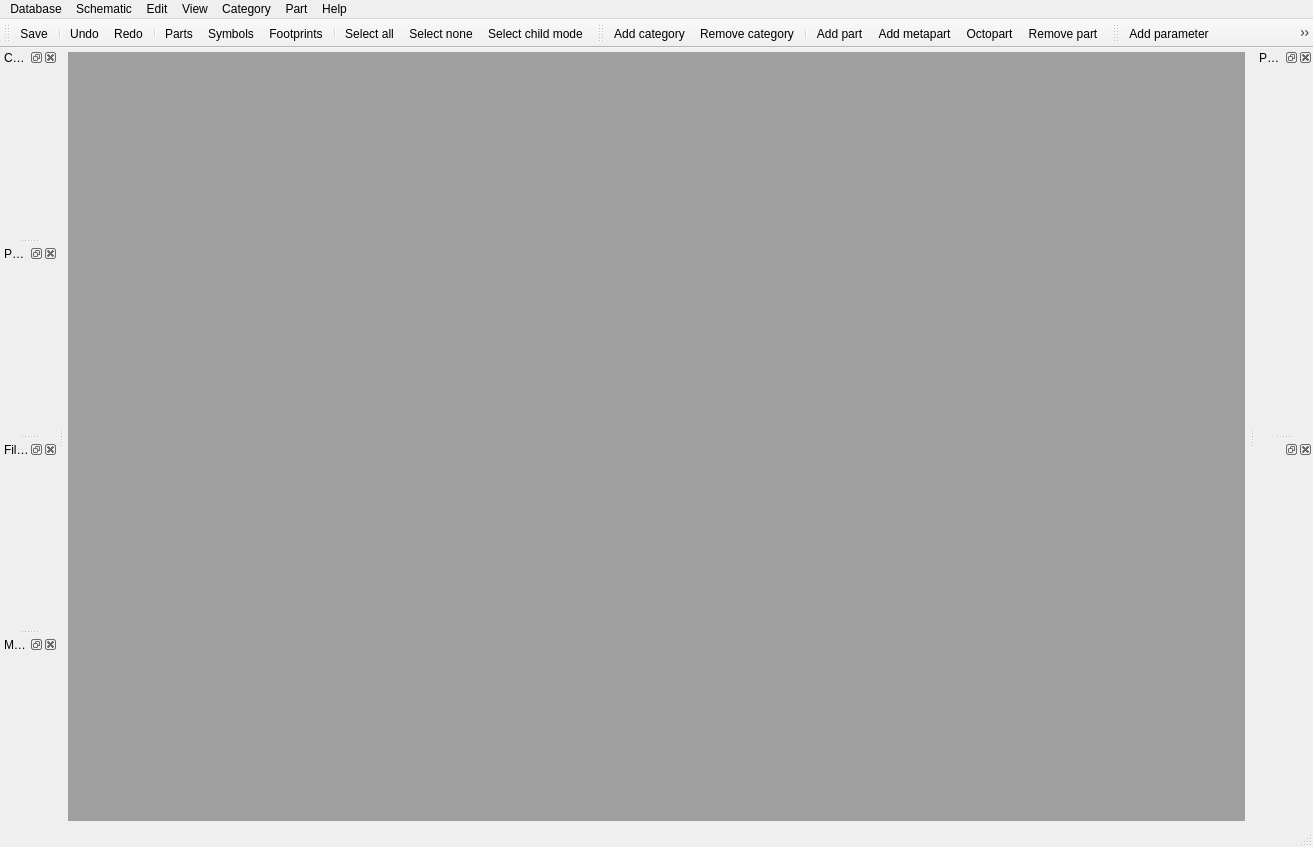
This is kipartman-qt/ui/main_window.ui in turdusmerula/kipartman as Qt 5 draws it before an edit. The edited form follows.
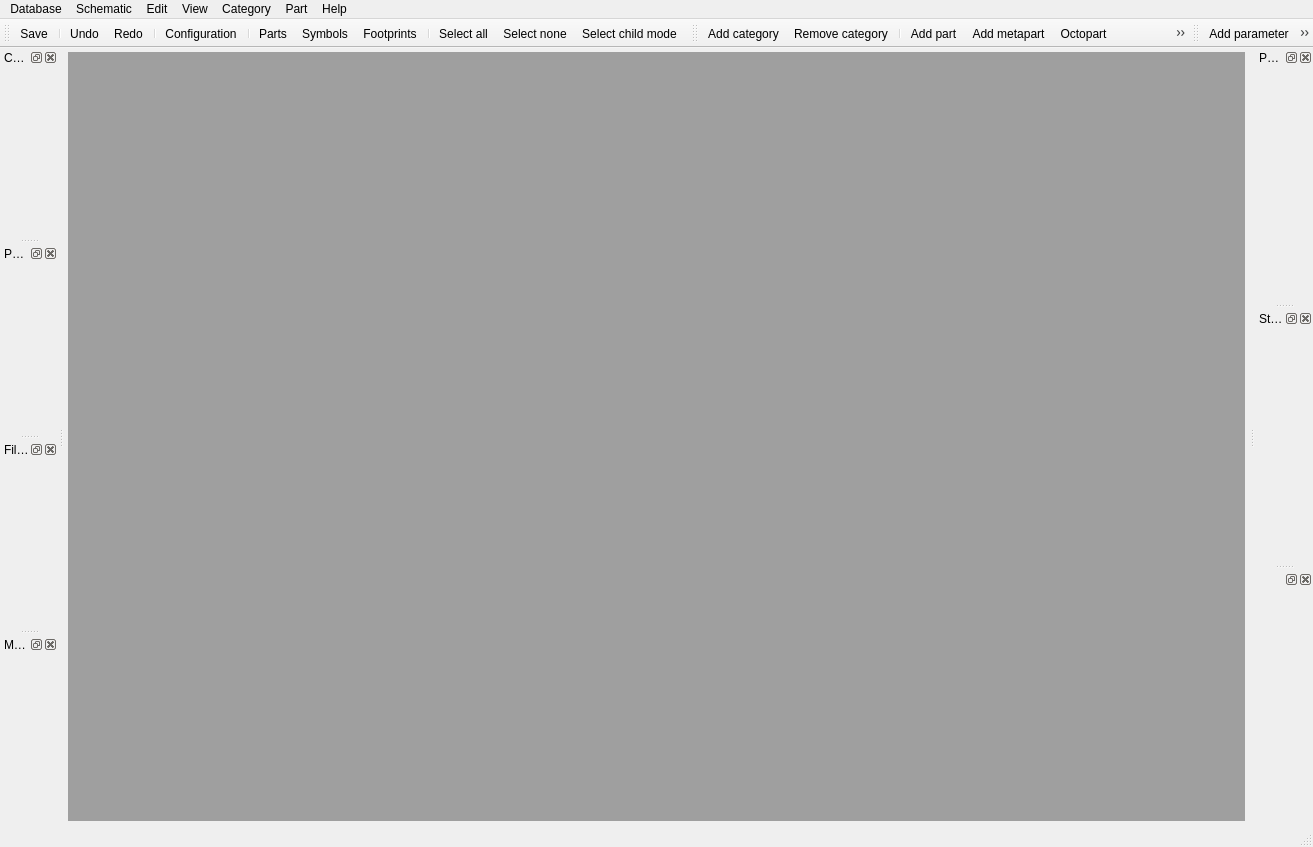
This is the edited form. Icons and pictures are not drawn. Custom widgets are drawn as their Qt base class.

The edit to the form file:
```diff
--- a/kipartman-qt/ui/main_window.ui
+++ b/kipartman-qt/ui/main_window.ui
@@ -121,7 +121,7 @@
     <addaction name="actionPartAddPart"/>
     <addaction name="menuImport"/>
     <addaction name="actionPartAddMetapart"/>
-    <addaction name="actionPartRemovePart"/>
+    <addaction name="actionPartDelete"/>
    </widget>
    <addaction name="menuDatabase"/>
    <addaction name="menuFile"/>
@@ -147,6 +147,8 @@
    <addaction name="actionEditUndo"/>
    <addaction name="actionEditRedo"/>
    <addaction name="separator"/>
+   <addaction name="actionConfiguration"/>
+   <addaction name="separator"/>
    <addaction name="actionViewParts"/>
    <addaction name="actionViewSymbols"/>
    <addaction name="actionFootprints"/>
@@ -204,7 +206,7 @@
    <addaction name="actionPartAddPart"/>
    <addaction name="actionPartAddMetapart"/>
    <addaction name="actionPartImportOctopart"/>
-   <addaction name="actionPartRemovePart"/>
+   <addaction name="actionPartDelete"/>
   </widget>
   <widget class="QDockWidget" name="dockParameterWidget">
    <property name="enabled">
@@ -218,7 +220,10 @@
    </attribute>
    <widget class="QParameterListWidget" name="dockParameterListWidget"/>
   </widget>
-  <widget class="QDockWidget" name="dockWidget_2">
+  <widget class="QDockWidget" name="dockStorageWidget">
+   <property name="windowTitle">
+    <string>Storages</string>
+   </property>
    <attribute name="dockWidgetArea">
     <number>2</number>
    </attribute>
@@ -247,6 +252,12 @@
    <addaction name="actionMetaParameterAdd"/>
    <addaction name="actionParameterDelete"/>
   </widget>
+  <widget class="QDockWidget" name="dockWidget">
+   <attribute name="dockWidgetArea">
+    <number>2</number>
+   </attribute>
+   <widget class="QWidget" name="dockWidgetContents_2"/>
+  </widget>
   <action name="actionSchematicOpen">
    <property name="text">
     <string>Open</string>
@@ -359,13 +370,16 @@
     <string>Octopart</string>
    </property>
   </action>
-  <action name="actionPartRemovePart">
+  <action name="actionPartDelete">
    <property name="icon">
     <iconset>
      <normaloff>icons/part-delete-48.png</normaloff>icons/part-delete-48.png</iconset>
    </property>
    <property name="text">
-    <string>Remove part</string>
+    <string>Delete part</string>
+   </property>
+   <property name="toolTip">
+    <string>Delete part</string>
    </property>
   </action>
   <action name="actionViewSymbols">
```
Left out of the diff: 4 changed lines with no effect on the pictures.
